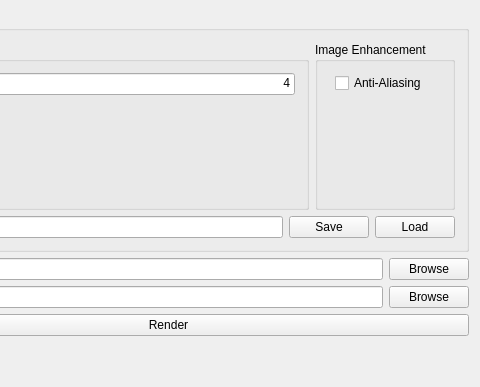
Above: gui/BRenderWidget/BRenderWidget.ui from RodrigoCastiel/beauty before the change; both pictures show x 751 to 1231 and y 0 to 387 of the 1231 by 819 pixel window. Below: the same form after it.
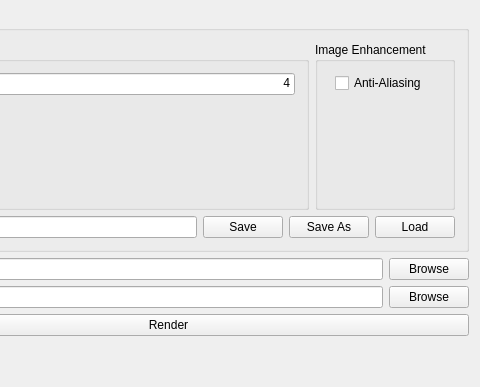
That is the form after the change.

Commit message: Implement config. file loading/saving; Configure renderer project; Add Save As commands to settings

The edit to the form file:
```diff
--- a/gui/BRenderWidget/BRenderWidget.ui
+++ b/gui/BRenderWidget/BRenderWidget.ui
@@ -500,6 +500,13 @@
           </property>
          </widget>
         </item>
+        <item>
+         <widget class="QPushButton" name="pb_saveConfigFileAs">
+          <property name="text">
+           <string>Save As</string>
+          </property>
+         </widget>
+        </item>
         <item>
          <widget class="QPushButton" name="pb_loadConfigFile">
           <property name="text">
```
The commit also changes 16 other files.
